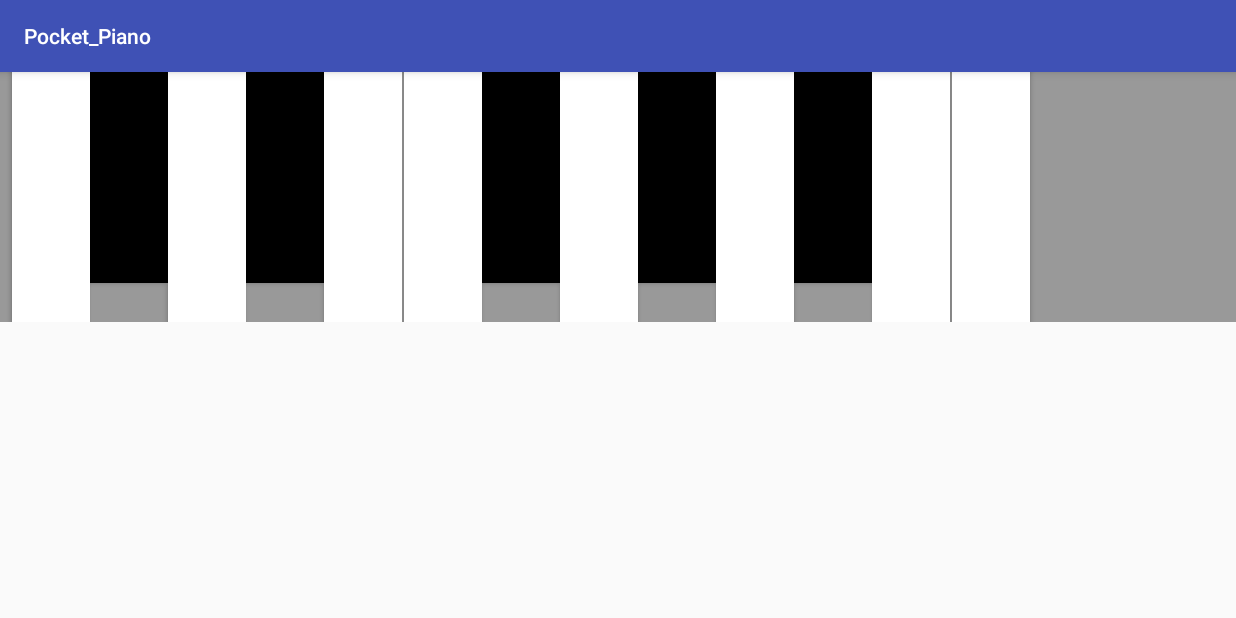
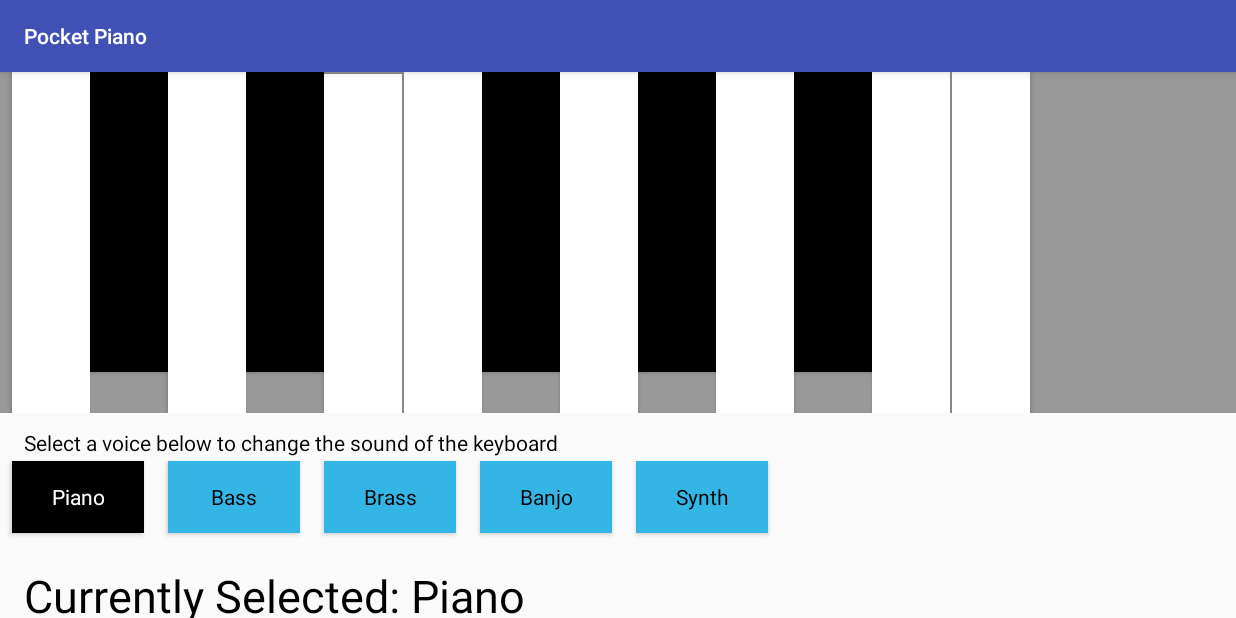
Before and after one commit to RobinJSanders/Pocket_Piano, an Android app: the screen it shows after launch (MainActivity), on a phone screen of 824 x 412 dp (held sideways). Run offline under Robolectric (Android 15) with nearby library versions, the phone set to English and light mode, and no system bars.

Commit message:
Change styles.xml, strings.xml and activity_main.xml
 Added buttons for changing voices.
 Added custom styles for voice changing buttons.
 Added informative text for new buttons.
 Renamed action bar string from "Pocket_Piano" to "Pocket Piano"

```diff
--- a/app/src/main/res/layout/activity_main.xml
+++ b/app/src/main/res/layout/activity_main.xml
@@ -8,138 +8,204 @@
     tools:context="com.rob.pocket_piano.MainActivity">
 
     <android.support.constraint.ConstraintLayout
-        android:id="@+id/Piano_Roll"
+        android:id="@+id/ConstraintLayout_Piano_Roll"
         android:layout_width="0dp"
         android:layout_height="227dp"
         android:background="@color/grey"
-        app:layout_constraintHorizontal_bias="1.0"
+        app:layout_constraintHorizontal_bias="0.0"
         app:layout_constraintLeft_toLeftOf="parent"
         app:layout_constraintRight_toRightOf="parent"
         app:layout_constraintTop_toTopOf="parent"
-        android:layout_marginTop="-61dp">
+        android:layout_marginTop="0dp">
 
 
         <Button
             style="@style/WhitePianoKey"
-            android:id="@+id/low_C"
+            android:id="@+id/Btn_low_C"
             android:layout_marginLeft="8dp"
-            android:layout_marginStart="8dp"
-            android:layout_marginTop="1dp"
             app:layout_constraintLeft_toLeftOf="parent"
             app:layout_constraintTop_toTopOf="parent"/>
 
 
         <Button
             style="@style/BlackPianoKey"
-            android:id="@+id/Cs"
-            android:layout_marginTop="1dp"
-            app:layout_constraintLeft_toRightOf="@+id/low_C"
+            android:id="@+id/Btn_Cs"
+            app:layout_constraintLeft_toRightOf="@+id/Btn_low_C"
             app:layout_constraintTop_toTopOf="parent"
            />
 
 
         <Button
             style="@style/WhitePianoKey"
-            android:id="@+id/D"
-            android:layout_marginTop="1dp"
+            android:id="@+id/Btn_D"
             android:background="@android:color/white"
-            app:layout_constraintLeft_toRightOf="@+id/Cs"
+            app:layout_constraintLeft_toRightOf="@+id/Btn_Cs"
             app:layout_constraintTop_toTopOf="parent"
             />
 
 
         <Button
             style="@style/BlackPianoKey"
-            android:id="@+id/Ds"
-            android:layout_marginTop="1dp"
+            android:id="@+id/Btn_Ds"
             android:background="@android:color/black"
-            app:layout_constraintLeft_toRightOf="@+id/D"
+            app:layout_constraintLeft_toRightOf="@+id/Btn_D"
             app:layout_constraintTop_toTopOf="parent"
             />
 
         <Button
             style="@style/WhitePianoKey"
-            android:id="@+id/E"
+            android:id="@+id/Btn_E"
             android:layout_marginTop="1dp"
-            app:layout_constraintLeft_toRightOf="@+id/Ds"
+            app:layout_constraintLeft_toRightOf="@+id/Btn_Ds"
             app:layout_constraintTop_toTopOf="parent"
             />
 
         <Button
             style="@style/WhitePianoKey"
-            android:id="@+id/F"
+            android:id="@+id/Btn_F"
             android:layout_marginLeft="1dp"
-            android:layout_marginStart="1dp"
-            android:layout_marginTop="1dp"
             android:background="@android:color/white"
-            app:layout_constraintLeft_toRightOf="@+id/E"
+            app:layout_constraintLeft_toRightOf="@+id/Btn_E"
             app:layout_constraintTop_toTopOf="parent"
             />
 
         <Button
             style="@style/BlackPianoKey"
-            android:id="@+id/Fs"
-            android:layout_marginTop="1dp"
+            android:id="@+id/Btn_Fs"
             android:background="@android:color/black"
-            app:layout_constraintLeft_toRightOf="@+id/F"
+            app:layout_constraintLeft_toRightOf="@+id/Btn_F"
             app:layout_constraintTop_toTopOf="parent"
             />
 
         <Button
             style="@style/WhitePianoKey"
-            android:id="@+id/G"
-            android:layout_marginTop="1dp"
+            android:id="@+id/Btn_G"
             android:background="@android:color/white"
-            app:layout_constraintLeft_toRightOf="@+id/Fs"
+            app:layout_constraintLeft_toRightOf="@+id/Btn_Fs"
             app:layout_constraintTop_toTopOf="parent"
             />
 
         <Button
             style="@style/BlackPianoKey"
-            android:id="@+id/Gs"
-            android:layout_marginTop="1dp"
+            android:id="@+id/Btn_Gs"
             android:background="@android:color/black"
-            app:layout_constraintLeft_toRightOf="@+id/G"
+            app:layout_constraintLeft_toRightOf="@+id/Btn_G"
             app:layout_constraintTop_toTopOf="parent"
             />
 
         <Button
             style="@style/WhitePianoKey"
-            android:id="@+id/A"
-            android:layout_marginTop="1dp"
+            android:id="@+id/Btn_A"
             android:background="@android:color/white"
-            app:layout_constraintLeft_toRightOf="@+id/Gs"
+            app:layout_constraintLeft_toRightOf="@+id/Btn_Gs"
             app:layout_constraintTop_toTopOf="parent"
             />
 
         <Button
             style="@style/BlackPianoKey"
-            android:id="@+id/As"
-            android:layout_marginTop="1dp"
+            android:id="@+id/Btn_As"
             android:background="@android:color/black"
-            app:layout_constraintLeft_toRightOf="@+id/A"
+            app:layout_constraintLeft_toRightOf="@+id/Btn_A"
             app:layout_constraintTop_toTopOf="parent"
             />
 
         <Button
             style="@style/WhitePianoKey"
-            android:id="@+id/B"
-            android:layout_marginTop="1dp"
+            android:id="@+id/Btn_B"
             android:background="@android:color/white"
-            app:layout_constraintLeft_toRightOf="@+id/As"
+            app:layout_constraintLeft_toRightOf="@+id/Btn_As"
             app:layout_constraintTop_toTopOf="parent"
             />
 
         <Button
             style="@style/WhitePianoKey"
-            android:id="@+id/High_C"
+            android:id="@+id/Btn_High_C"
             android:layout_marginLeft="1dp"
-            android:layout_marginStart="1dp"
-            android:layout_marginTop="1dp"
             android:background="@android:color/white"
-            app:layout_constraintLeft_toRightOf="@+id/B"
+            app:layout_constraintLeft_toRightOf="@+id/Btn_B"
             app:layout_constraintTop_toTopOf="parent"
             />
 
     </android.support.constraint.ConstraintLayout>
+
+    <Button
+        style="@style/VoiceButtonSelected"
+        android:id="@+id/Btn_Piano"
+        android:layout_width="wrap_content"
+        android:layout_height="wrap_content"
+        android:layout_marginLeft="8dp"
+        android:layout_marginTop="32dp"
+        android:elevation="8dp"
+        android:text="Piano"
+        app:layout_constraintLeft_toLeftOf="parent"
+        app:layout_constraintTop_toBottomOf="@+id/ConstraintLayout_Piano_Roll"/>
+
+    <Button
+        style="@style/VoiceButtonDeselected"
+        android:id="@+id/Btn_Bass"
+        android:layout_width="wrap_content"
+        android:layout_height="wrap_content"
+        android:layout_marginLeft="16dp"
+        android:layout_marginTop="32dp"
+        android:text="Bass"
+        app:layout_constraintLeft_toRightOf="@+id/Btn_Piano"
+        app:layout_constraintTop_toBottomOf="@+id/ConstraintLayout_Piano_Roll"/>
+
+    <Button
+        style="@style/VoiceButtonDeselected"
+        android:id="@+id/Btn_Brass"
+        android:layout_width="wrap_content"
+        android:layout_height="wrap_content"
+        android:text="Brass"
+        android:layout_marginTop="32dp"
+        app:layout_constraintTop_toBottomOf="@+id/ConstraintLayout_Piano_Roll"
+        app:layout_constraintLeft_toRightOf="@+id/Btn_Bass"
+        android:layout_marginLeft="16dp"/>
+
+    <Button
+        style="@style/VoiceButtonDeselected"
+        android:id="@+id/Btn_Banjo"
+        android:layout_width="wrap_content"
+        android:layout_height="wrap_content"
+        android:text="Banjo"
+        android:layout_marginTop="32dp"
+        app:layout_constraintTop_toBottomOf="@+id/ConstraintLayout_Piano_Roll"
+        app:layout_constraintLeft_toRightOf="@+id/Btn_Brass"
+        android:layout_marginLeft="16dp"/>
+
+    <Button
+        style="@style/VoiceButtonDeselected"
+        android:id="@+id/Btn_Synth"
+        android:layout_width="wrap_content"
+        android:layout_height="wrap_content"
+        android:text="Synth"
+        android:layout_marginTop="32dp"
+        app:layout_constraintTop_toBottomOf="@+id/ConstraintLayout_Piano_Roll"
+        app:layout_constraintLeft_toRightOf="@+id/Btn_Banjo"
+        android:layout_marginLeft="16dp"/>
+
+    <TextView
+        android:id="@+id/TextView_Instructions"
+        android:layout_width="509dp"
+        android:layout_height="19dp"
+        android:layout_marginLeft="16dp"
+        android:layout_marginTop="10dp"
+        android:ems="10"
+        android:inputType="none"
+        android:text="Select a voice below to change the sound of the keyboard"
+        android:textColor="@android:color/black"
+        app:layout_constraintLeft_toLeftOf="parent"
+        app:layout_constraintTop_toBottomOf="@+id/ConstraintLayout_Piano_Roll"/>
+
+    <TextView
+        android:id="@+id/textView"
+        android:layout_width="wrap_content"
+        android:layout_height="wrap_content"
+        android:layout_marginLeft="16dp"
+        android:layout_marginTop="21dp"
+        android:text="Currently Selected: Piano"
+        android:textColor="@android:color/black"
+        android:textSize="30sp"
+        app:layout_constraintLeft_toLeftOf="parent"
+        app:layout_constraintTop_toBottomOf="@+id/Btn_Piano"/>
 </android.support.constraint.ConstraintLayout>
--- a/app/src/main/res/values/strings.xml
+++ b/app/src/main/res/values/strings.xml
@@ -1,3 +1,3 @@
 <resources>
-    <string name="app_name">Pocket_Piano</string>
+    <string name="app_name">Pocket Piano</string>
 </resources>
--- a/app/src/main/res/values/styles.xml
+++ b/app/src/main/res/values/styles.xml
@@ -20,6 +20,16 @@
         <item name="android:background">@android:color/black</item>
     </style>
 
+    <style name="VoiceButtonDeselected" parent="@android:style/Widget.Button">
+        <item name="android:background">@android:color/holo_blue_light</item>
+        <item name="android:textColor">@android:color/black</item>
+    </style>
+
+    <style name="VoiceButtonSelected" parent="@android:style/Widget.Button">
+        <item name="android:background">@android:color/black</item>
+        <item name="android:textColor">@android:color/white</item>
+    </style>
+
 
 
 </resources>
```
